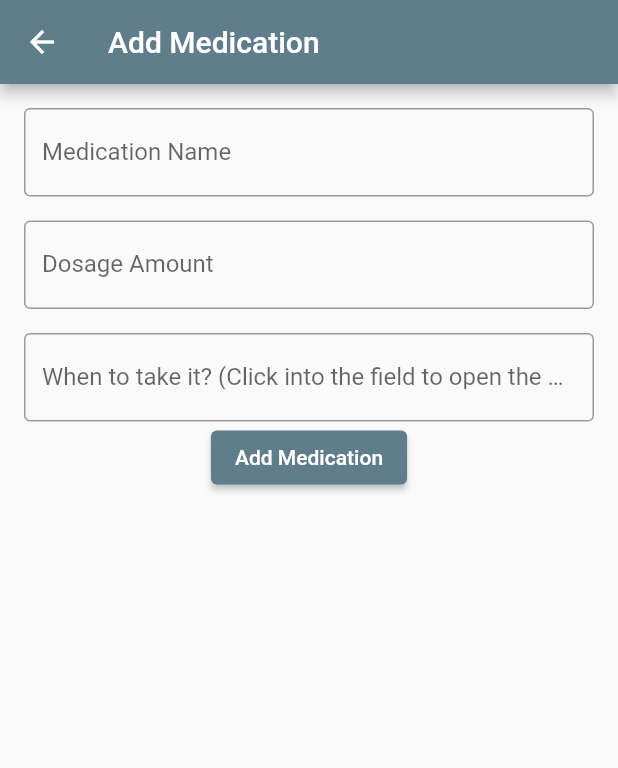
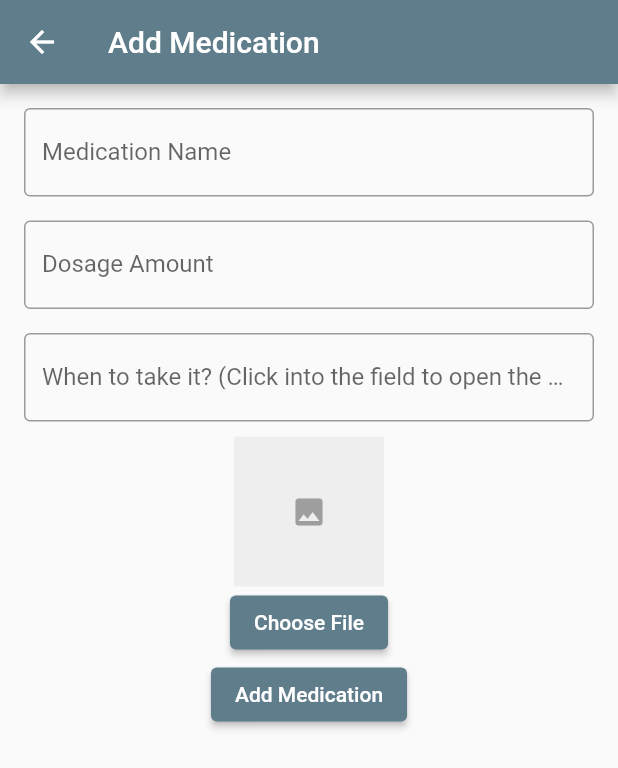
Before and after one commit to CTXTome/remindmemed, a Flutter app: the MyMedicationScreen screen opened by its route, after a tap on "Add Medication", on a phone screen of 412 x 824 dp. Shown: the top 768 px of the screen. Run offline on Flutter 3.47's test engine with Material 2 defaults, Android fonts, the phone set to English and light mode, and no system bars; our stand-ins replace file_picker, flutter_bloc; generated files the repository leaves out were written again.

Commit message:
added image upload in the add medication screen

```diff
--- a/lib/blocs/medication/reminder_bloc.dart
+++ b/lib/blocs/medication/reminder_bloc.dart
@@ -9,6 +9,7 @@ class MedicationBloc extends Bloc<MedicationEvent, MedicationState> {
 
   MedicationBloc(this.repository) : super(MedicationInitial()) {
     on<LoadMedication>((event, emit) async {
+      print('adding event to repo');
       try {
         emit(MedicationLoading());
         final meds = await repository.getAllMedications();
@@ -19,6 +20,7 @@ class MedicationBloc extends Bloc<MedicationEvent, MedicationState> {
     });
 
     on<AddMedication>((event, emit) async {
+      print('adding event to repo');
       try {
         await repository.addMedication(event.medication);
         final meds = await repository.getAllMedications();
@@ -29,6 +31,7 @@ class MedicationBloc extends Bloc<MedicationEvent, MedicationState> {
     });
 
     Stream<MedicationState> _mapLoadMedicationToState() async* {
+      print('adding event to repo');
       yield MedicationLoading();
       try {
         MedicationRepository repository = MedicationRepository();
--- a/lib/blocs/medication/reminder_event.dart
+++ b/lib/blocs/medication/reminder_event.dart
@@ -1,7 +1,5 @@
 import 'package:flutter_application_1/medication_model/medication.dart';
-import 'package:flutter_application_1/repositories/medication_repository.dart';
-import 'package:flutter_application_1/blocs/medication/reminder_state.dart';
-import 'package:flutter_bloc/flutter_bloc.dart';
+
 
 
 abstract class MedicationEvent {}
--- a/lib/main.dart
+++ b/lib/main.dart
@@ -1,5 +1,4 @@
 import 'package:flutter/material.dart';
-import 'package:flutter_application_1/blocs/medication/reminder_event.dart';
 import 'screens/reminder_screen_welcome.dart';
 import 'screens/reminder_screen_main.dart';
 import 'screens/reminder_screen_medications.dart';
@@ -7,7 +6,7 @@ import 'screens/reminder_screen_add.dart';
 import 'package:flutter_application_1/repositories/medication_repository.dart';
 import 'package:flutter_application_1/blocs/medication/reminder_bloc.dart';
 import 'package:flutter_bloc/flutter_bloc.dart';
-import 'package:flutter_application_1/blocs/medication/reminder_state.dart';
+
 
 void main() => runApp(MyApp());
 
--- a/lib/screens/reminder_screen_add.dart
+++ b/lib/screens/reminder_screen_add.dart
@@ -1,13 +1,10 @@
+import 'dart:io';
+import 'package:file_picker/file_picker.dart';
 import 'package:flutter/material.dart';
 import 'package:flutter_bloc/flutter_bloc.dart';
 import 'package:flutter_application_1/blocs/medication/reminder_event.dart';
 import 'package:flutter_application_1/medication_model/medication.dart';
 import 'package:flutter_application_1/blocs/medication/reminder_bloc.dart';
-import 'package:flutter_application_1/blocs/medication/reminder_state.dart';
-
-
-
-
 
 class AddMedicationScreen extends StatefulWidget {
   @override
@@ -15,6 +12,7 @@ class AddMedicationScreen extends StatefulWidget {
 }
 
 class _AddMedicationScreenState extends State<AddMedicationScreen> {
+  File? _pickedImage;
   final TextEditingController _medicationController = TextEditingController();
   final TextEditingController _dosageController = TextEditingController();
   final TextEditingController _timeController = TextEditingController();
@@ -29,6 +27,17 @@ class _AddMedicationScreenState extends State<AddMedicationScreen> {
       setState(() {
         _selectedTime = picked;
         _timeController.text = picked.format(context);
+      });
+    }
+  }
+
+  Future<void> _pickImage() async {
+    FilePickerResult? result = await FilePicker.platform.pickFiles(
+        type: FileType.image); // only using images for file type for now
+
+    if (result != null) {
+      setState(() {
+        _pickedImage = File(result.files.single.path!);
       });
     }
   }
@@ -60,12 +69,23 @@ class _AddMedicationScreenState extends State<AddMedicationScreen> {
             TextField(
               controller: _timeController,
               decoration: InputDecoration(
-                labelText: 'When to take it? (Click into the field to open the Date Picker.)',
+                labelText:
+                    'When to take it? (Click into the field to open the Date Picker.)',
                 border: OutlineInputBorder(),
               ),
               readOnly: true,
               onTap: () => _selectTime(context),
             ),
+            SizedBox(height: 10),
+            (_pickedImage != null)
+                ? Image.file(_pickedImage!,
+                    height: 100, width: 100, fit: BoxFit.cover)
+                : Container(
+                    height: 100,
+                    width: 100,
+                    color: Colors.grey[200],
+                    child: Icon(Icons.image, color: Colors.grey[500])),
+            ElevatedButton(child: Text("Choose File"), onPressed: _pickImage),
             ElevatedButton(
               onPressed: () {
                 final id = DateTime.now().millisecondsSinceEpoch;
@@ -83,7 +103,8 @@ class _AddMedicationScreenState extends State<AddMedicationScreen> {
                     dosage: _dosageController.text,
                     time: dateTime,
                   );
-                        BlocProvider.of<MedicationBloc>(context).add(AddMedication(medication));
+                  BlocProvider.of<MedicationBloc>(context)
+                      .add(AddMedication(medication));
                   Navigator.of(context).pop();
                 } else {
                   //this is for errors if one were to occur
@@ -101,10 +122,8 @@ class _AddMedicationScreenState extends State<AddMedicationScreen> {
   }
 
   void _addMedication() {
-
     String medicationName = _medicationController.text;
-    if (medicationName.isNotEmpty) {
-    }
+    if (medicationName.isNotEmpty) {}
   }
 
   @override
--- a/lib/screens/reminder_screen_main.dart
+++ b/lib/screens/reminder_screen_main.dart
@@ -5,7 +5,7 @@ import 'package:flutter_bloc/flutter_bloc.dart';
 import 'package:flutter_application_1/blocs/medication/reminder_bloc.dart';
 import 'package:flutter_application_1/blocs/medication/reminder_event.dart';
 import 'package:flutter_application_1/blocs/medication/reminder_state.dart';
-import 'package:flutter_application_1/medication_model/medication.dart';
+
 import 'dart:async';
 
 class MainScreen extends StatefulWidget {
--- a/lib/screens/reminder_screen_medications.dart
+++ b/lib/screens/reminder_screen_medications.dart
@@ -1,12 +1,9 @@
 import 'package:flutter/material.dart';
 import 'package:intl/intl.dart';
-import 'reminder_screen_medications.dart';
 import 'package:flutter_bloc/flutter_bloc.dart';
 import 'package:flutter_application_1/blocs/medication/reminder_bloc.dart';
-import 'package:flutter_application_1/blocs/medication/reminder_event.dart';
 import 'package:flutter_application_1/blocs/medication/reminder_state.dart';
-import 'package:flutter_application_1/medication_model/medication.dart';
-import 'dart:async';
+
 
 class MyMedicationScreen extends StatelessWidget {
   @override
@@ -34,11 +31,25 @@ class MyMedicationScreen extends StatelessWidget {
               mainAxisAlignment: MainAxisAlignment.center,
               children: <Widget>[
                 SizedBox(height: 20),
-                Card(
-                  child: ListTile(
-                    title: Text("Next Med: Xarelto"),
-                    subtitle: Text("@ 10:30 AM"),
-                  ),
+                BlocBuilder<MedicationBloc, MedicationState>(
+                  builder: (context, state) {
+                    if (state is MedicationLoading) {
+                      return CircularProgressIndicator();
+                    } else if (state is MedicationLoaded &&
+                        state.medications.isNotEmpty) {
+                      final nextMedication = state.medications[
+                          0]; // or however you determine the "next" medication
+                      return Card(
+                        child: ListTile(
+                          title: Text("Next Med: ${nextMedication.name}"),
+                          subtitle: Text(
+                              "@ ${DateFormat('h:mm a').format(nextMedication.time)}"),
+                        ),
+                      );
+                    } else {
+                      return Text('No upcoming medications.');
+                    }
+                  },
                 ),
                 SizedBox(height: 20),
                 ElevatedButton(
--- a/pubspec.yaml
+++ b/pubspec.yaml
@@ -17,6 +17,11 @@ dependencies:
   flutter_bloc: ^8.1.3
   bloc: ^8.1.2
   intl: ^0.18.1
+  image_picker: ^1.0.4
+  http: ^1.1.0
+  path_provider: ^2.1.1
+  mime: ^1.0.4
+  file_picker: ^6.0.0
 
 
 dev_dependencies:
```
Also changed, not shown: pubspec.lock, 5 other files. Lines whose indentation alone changed are shown as unchanged.
